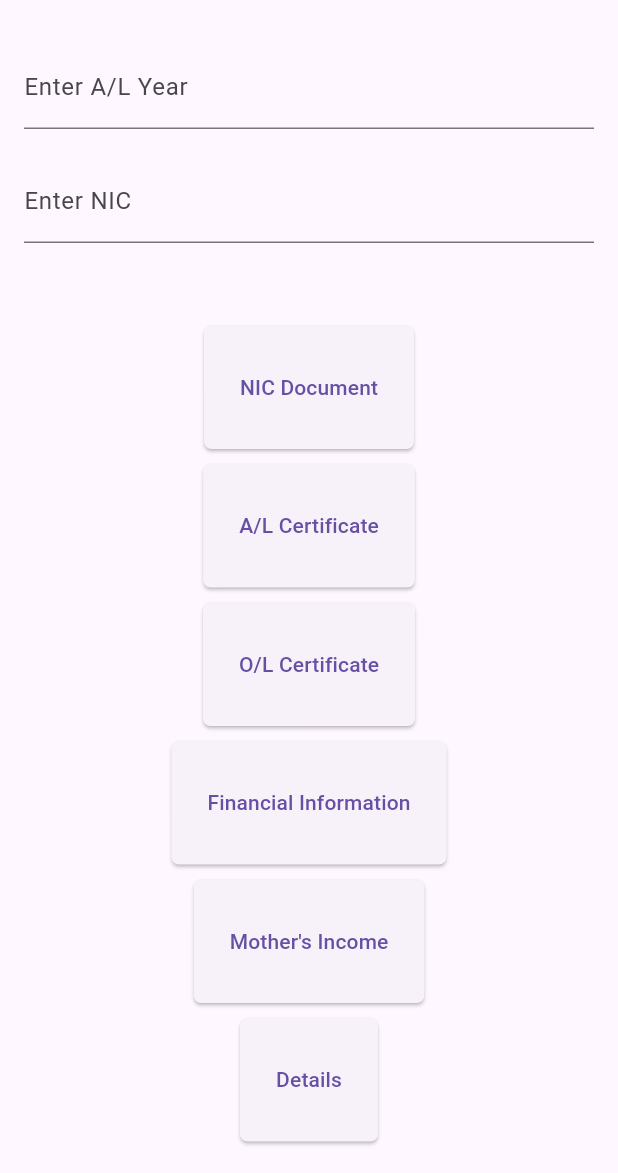
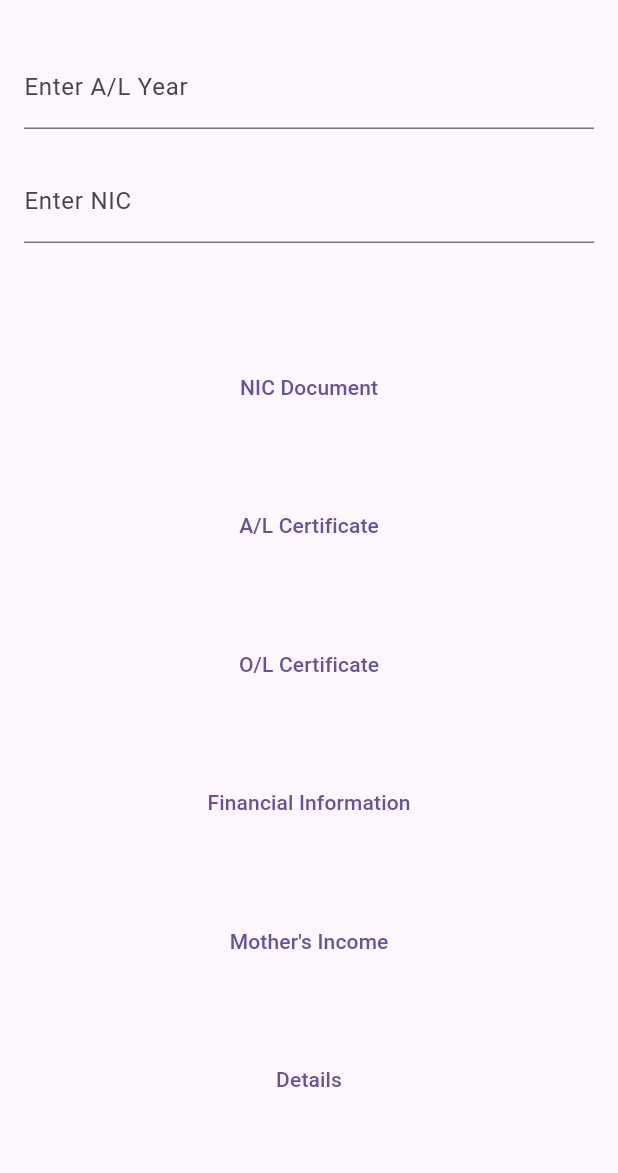
Before and after one commit to kavindus0/kelanidatarelease, a Flutter app: the screen it shows after launch, on a phone screen of 412 x 824 dp, the part 63-1236 px from its top. Run offline on Flutter 3.47's test engine with Material 3 defaults, Android fonts, the phone set to English and light mode, and no system bars; missing offline and left inert: flutter_pdfview.

Commit message:
button style created

```diff
--- a/lib/main.dart
+++ b/lib/main.dart
@@ -106,13 +106,10 @@ class _MyHomePageState extends State<MyHomePage> {
             const SizedBox(height: 50),
             // Generate buttons dynamically
             ...pdfs.map((pdf) => Expanded(
-                  child: Padding(
-                    padding: const EdgeInsets.symmetric(vertical: 5.0),
-                    child: ElevatedButton(
+                  child: TextButton(
                     //color: Colors.green,
                     style: ButtonStyle(
-                        shape:
-                            MaterialStateProperty.all<RoundedRectangleBorder>(
+                      shape: MaterialStateProperty.all<RoundedRectangleBorder>(
                         RoundedRectangleBorder(
                           borderRadius: BorderRadius.circular(5),
                         ),
@@ -151,7 +148,6 @@ class _MyHomePageState extends State<MyHomePage> {
                       }
                     },
                     child: Text(pdf['label']!),
-                    ),
                   ),
                 )),
           ],
```
Lines whose indentation alone changed are shown as unchanged.
